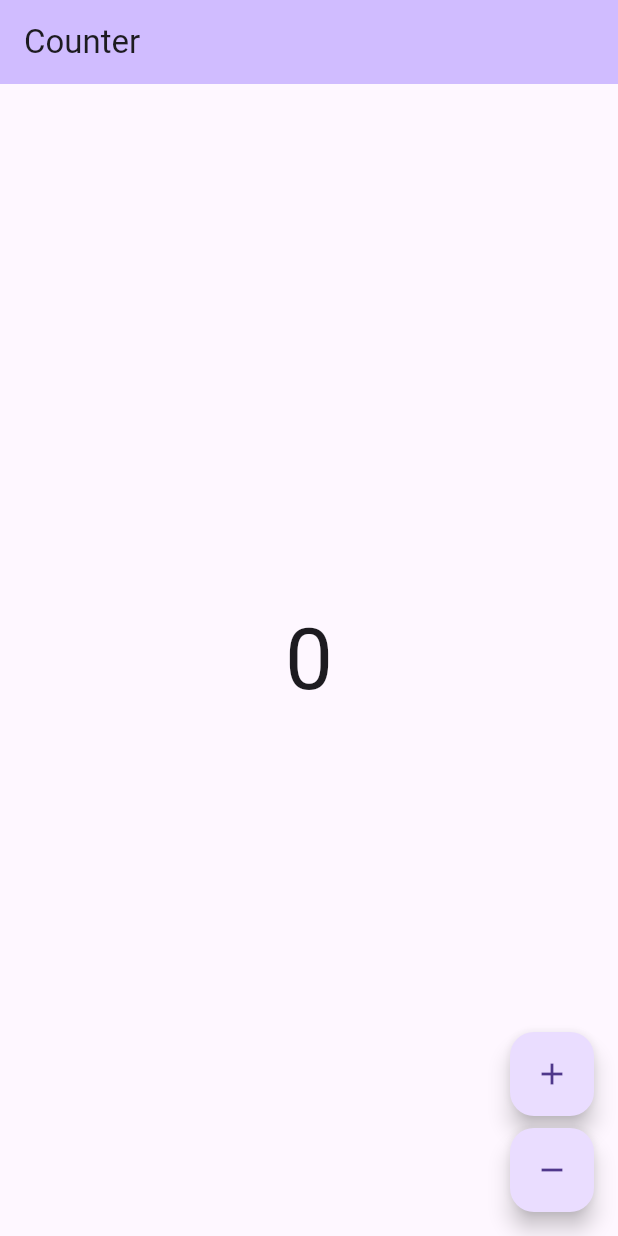
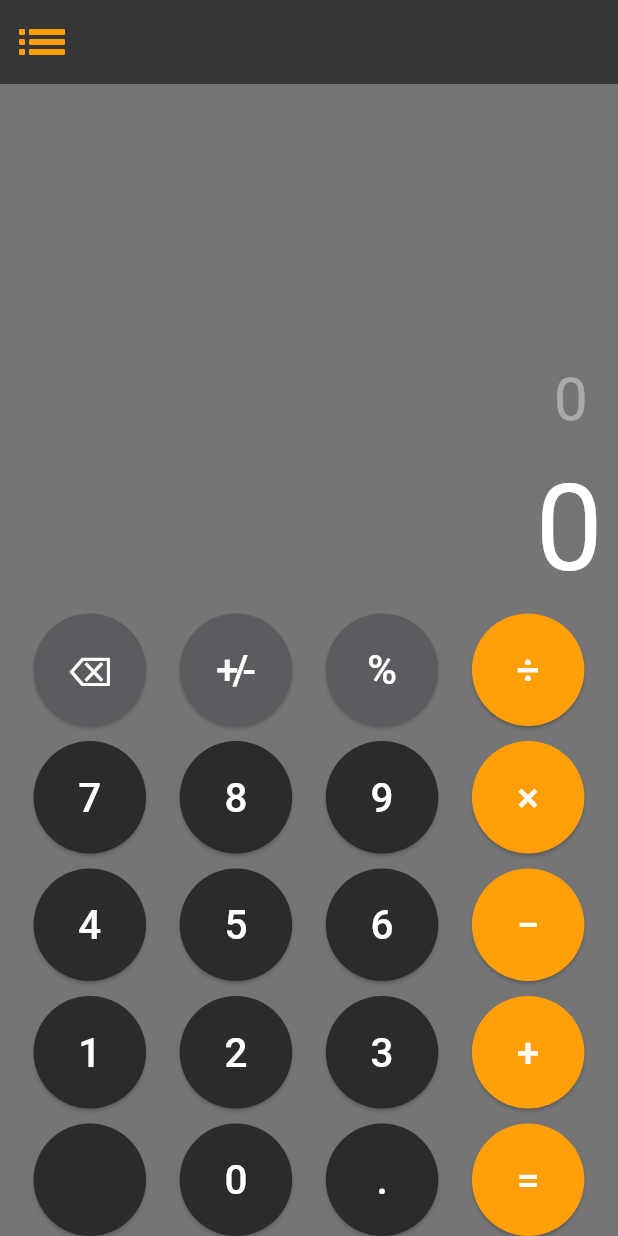
Before and after one commit to AndrewDongminYoo/flutter_calculator_app, a Flutter app: the screen it shows after launch, on a phone screen of 412 x 824 dp. Run offline on Flutter 3.47's test engine with Material 3 defaults, Android fonts, the phone set to English and light mode, and no system bars; our stand-ins replace bloc, flutter_bloc, math_expressions; generated files the repository leaves out were written again.

Commit message:
feat: ➕ implement calculator screen with button types and functionality

```diff
--- a/lib/app/view/app.dart
+++ b/lib/app/view/app.dart
@@ -2,7 +2,7 @@
 import 'package:flutter/material.dart';
 
 // 🌎 Project imports:
-import 'package:calculator/features/counter/counter.dart';
+import 'package:calculator/features/calculator/presentation/pages/calculator_screen.dart';
 import 'package:calculator/l10n/l10n.dart';
 
 class App extends StatelessWidget {
@@ -19,7 +19,7 @@ class App extends StatelessWidget {
       ),
       localizationsDelegates: AppLocalizations.localizationsDelegates,
       supportedLocales: AppLocalizations.supportedLocales,
-      home: const CounterPage(),
+      home: const CalculatorScreen(),
     );
   }
 }
--- /dev/null
+++ b/lib/features/calculator/presentation/enums/button_type.dart
@@ -0,0 +1,35 @@
+enum ButtonType {
+  // 1행
+  clear('AC'),
+  delete('⌫'),
+  plusMinus('+/-'),
+  percent('%'),
+
+  // 4열
+  division('÷'),
+  multiple('×'),
+  minus('−'),
+  plus('+'),
+  result('='),
+
+  // 숫자들
+  one('1'),
+  two('2'),
+  three('3'),
+  four('4'),
+  five('5'),
+  six('6'),
+  seven('7'),
+  eight('8'),
+  nine('9'),
+  zero('0'),
+
+  // 소수점
+  dot('.'),
+
+  // 아무 역할 없는 버튼. 나중에 공학계산기 기능 추가 시 사용.
+  empty('');
+
+  const ButtonType(this.text);
+  final String text;
+}
--- /dev/null
+++ b/lib/features/calculator/presentation/pages/calculator_screen.dart
@@ -0,0 +1,258 @@
+// 🐦 Flutter imports:
+import 'package:flutter/material.dart';
+
+// 📦 Package imports:
+import 'package:math_expressions/math_expressions.dart';
+
+// 🌎 Project imports:
+import 'package:calculator/features/calculator/presentation/enums/button_type.dart';
+import 'package:calculator/features/calculator/presentation/widgets/calculator_button.dart';
+
+class CalculatorScreen extends StatefulWidget {
+  const CalculatorScreen({super.key});
+
+  @override
+  State<CalculatorScreen> createState() => _CalculatorScreenState();
+}
+
+class _CalculatorScreenState extends State<CalculatorScreen> {
+  String equation = '0';
+  String result = '0';
+  String expression = '';
+
+  void buttonPressed(String buttonText) {
+    // used to check if the result contains a decimal
+    String doesContainDecimal(String result) {
+      if (result.contains('.')) {
+        final splitDecimal = result.split('.');
+        if (!(int.parse(splitDecimal[1]) > 0)) {
+          // ignore: parameter_assignments
+          return splitDecimal[0];
+        }
+      }
+      return result;
+    }
+
+    setState(() {
+      if (buttonText == 'AC') {
+        equation = '0';
+        result = '0';
+      } else if (buttonText == '⌫') {
+        equation = equation.substring(0, equation.length - 1);
+        if (equation == '') {
+          equation = '0';
+        }
+      } else if (buttonText == '+/-') {
+        if (equation[0] != '-') {
+          equation = '-$equation';
+        } else {
+          equation = equation.substring(1);
+        }
+      } else if (buttonText == '=') {
+        expression = equation;
+        expression = expression.replaceAll('×', '*');
+        expression = expression.replaceAll('÷', '/');
+        expression = expression.replaceAll('%', '%');
+
+        try {
+          final p = Parser();
+          final exp = p.parse(expression);
+
+          final cm = ContextModel();
+          result = '${exp.evaluate(EvaluationType.REAL, cm)}';
+          if (expression.contains('%')) {
+            result = doesContainDecimal(result);
+          }
+        } catch (e) {
+          result = 'Error';
+        }
+      } else {
+        if (equation == '0') {
+          equation = buttonText;
+        } else {
+          equation = equation + buttonText;
+        }
+      }
+    });
+  }
+
+  @override
+  Widget build(BuildContext context) {
+    return Scaffold(
+      backgroundColor: Colors.black54,
+      appBar: AppBar(
+        elevation: 0,
+        backgroundColor: Colors.black54,
+        leading: const Icon(Icons.list_sharp, size: 40, color: Color(0xFFFFA00A)),
+      ),
+      body: SafeArea(
+        child: Column(
+          mainAxisAlignment: MainAxisAlignment.end,
+          children: [
+            Align(
+              alignment: Alignment.bottomRight,
+              child: SingleChildScrollView(
+                scrollDirection: Axis.horizontal,
+                child: Column(
+                  crossAxisAlignment: CrossAxisAlignment.end,
+                  children: [
+                    Padding(
+                      padding: const EdgeInsets.symmetric(horizontal: 20),
+                      child: Text(
+                        equation,
+                        style: const TextStyle(
+                          fontSize: 40,
+                          color: Colors.white38,
+                        ),
+                      ),
+                    ),
+                    Padding(
+                      padding: const EdgeInsets.symmetric(horizontal: 10),
+                      child: Text(
+                        result.toUpperCase(),
+                        textAlign: TextAlign.left,
+                        style: const TextStyle(
+                          color: Colors.white,
+                          fontSize: 80,
+                        ),
+                      ),
+                    ),
+                  ],
+                ),
+              ),
+            ),
+            Row(
+              mainAxisAlignment: MainAxisAlignment.spaceEvenly,
+              children: [
+                CalculatorButton(
+                  button: result != '0' ? ButtonType.clear : ButtonType.delete,
+                  buttonColor: const Color(0xFF5C5C60),
+                  buttonPressed: buttonPressed,
+                ),
+                CalculatorButton(
+                  button: ButtonType.plusMinus,
+                  buttonColor: const Color(0xFF5C5C60),
+                  buttonPressed: buttonPressed,
+                ),
+                CalculatorButton(
+                  button: ButtonType.percent,
+                  buttonColor: const Color(0xFF5C5C60),
+                  buttonPressed: buttonPressed,
+                ),
+                CalculatorButton(
+                  button: ButtonType.division,
+                  buttonColor: const Color(0xFFFFA00A),
+                  buttonPressed: buttonPressed,
+                ),
+              ],
+            ),
+            const SizedBox(height: 10),
+            Row(
+              mainAxisAlignment: MainAxisAlignment.spaceEvenly,
+              children: [
+                CalculatorButton(
+                  button: ButtonType.seven,
+                  buttonColor: const Color(0xFF2B2B2D),
+                  buttonPressed: buttonPressed,
+                ),
+                CalculatorButton(
+                  button: ButtonType.eight,
+                  buttonColor: const Color(0xFF2B2B2D),
+                  buttonPressed: buttonPressed,
+                ),
+                CalculatorButton(
+                  button: ButtonType.nine,
+                  buttonColor: const Color(0xFF2B2B2D),
+                  buttonPressed: buttonPressed,
+                ),
+                CalculatorButton(
+                  button: ButtonType.multiple,
+                  buttonColor: const Color(0xFFFFA00A),
+                  buttonPressed: buttonPressed,
+                ),
+              ],
+            ),
+            const SizedBox(height: 10),
+            Row(
+              mainAxisAlignment: MainAxisAlignment.spaceEvenly,
+              children: [
+                CalculatorButton(
+                  button: ButtonType.four,
+                  buttonColor: const Color(0xFF2B2B2D),
+                  buttonPressed: buttonPressed,
+                ),
+                CalculatorButton(
+                  button: ButtonType.five,
+                  buttonColor: const Color(0xFF2B2B2D),
+                  buttonPressed: buttonPressed,
+                ),
+                CalculatorButton(
+                  button: ButtonType.six,
+                  buttonColor: const Color(0xFF2B2B2D),
+                  buttonPressed: buttonPressed,
+                ),
+                CalculatorButton(
+                  button: ButtonType.minus,
+                  buttonColor: const Color(0xFFFFA00A),
+                  buttonPressed: buttonPressed,
+                ),
+              ],
+            ),
+            const SizedBox(height: 10),
+            Row(
+              mainAxisAlignment: MainAxisAlignment.spaceEvenly,
+              children: [
+                CalculatorButton(
+                  button: ButtonType.one,
+                  buttonColor: const Color(0xFF2B2B2D),
+                  buttonPressed: buttonPressed,
+                ),
+                CalculatorButton(
+                  button: ButtonType.two,
+                  buttonColor: const Color(0xFF2B2B2D),
+                  buttonPressed: buttonPressed,
+                ),
+                CalculatorButton(
+                  button: ButtonType.three,
+                  buttonColor: const Color(0xFF2B2B2D),
+                  buttonPressed: buttonPressed,
+                ),
+                CalculatorButton(
+                  button: ButtonType.plus,
+                  buttonColor: const Color(0xFFFFA00A),
+                  buttonPressed: buttonPressed,
+                ),
+              ],
+            ),
+            const SizedBox(height: 10),
+            Row(
+              mainAxisAlignment: MainAxisAlignment.spaceEvenly,
+              children: [
+                CalculatorButton(
+                  button: ButtonType.empty,
+                  buttonColor: const Color(0xFF2B2B2D),
+                  buttonPressed: buttonPressed,
+                ),
+                CalculatorButton(
+                  button: ButtonType.zero,
+                  buttonColor: const Color(0xFF2B2B2D),
+                  buttonPressed: buttonPressed,
+                ),
+                CalculatorButton(
+                  button: ButtonType.dot,
+                  buttonColor: const Color(0xFF2B2B2D),
+                  buttonPressed: buttonPressed,
+                ),
+                CalculatorButton(
+                  button: ButtonType.result,
+                  buttonColor: const Color(0xFFFFA00A),
+                  buttonPressed: buttonPressed,
+                ),
+              ],
+            ),
+          ],
+        ),
+      ),
+    );
+  }
+}
--- /dev/null
+++ b/lib/features/calculator/presentation/widgets/calculator_button.dart
@@ -0,0 +1,41 @@
+// 🐦 Flutter imports:
+import 'package:flutter/material.dart';
+
+// 🌎 Project imports:
+import 'package:calculator/features/calculator/presentation/enums/button_type.dart';
+
+class CalculatorButton extends StatelessWidget {
+  const CalculatorButton({
+    super.key,
+    required this.button,
+    required this.buttonColor,
+    required this.buttonPressed,
+  });
+
+  final ButtonType button;
+  final Color buttonColor;
+  final ValueSetter<String> buttonPressed;
+
+  @override
+  Widget build(BuildContext context) {
+    return SizedBox(
+      width: 75,
+      height: 75,
+      child: ElevatedButton(
+        onPressed: () {
+          buttonPressed(button.text);
+        },
+        style: ElevatedButton.styleFrom(
+          shape: const RoundedRectangleBorder(
+            borderRadius: BorderRadius.all(Radius.circular(75)),
+          ),
+          backgroundColor: buttonColor,
+        ),
+        child: Text(
+          button.text,
+          style: const TextStyle(fontSize: 27, color: Colors.white, letterSpacing: -4),
+        ),
+      ),
+    );
+  }
+}
```
